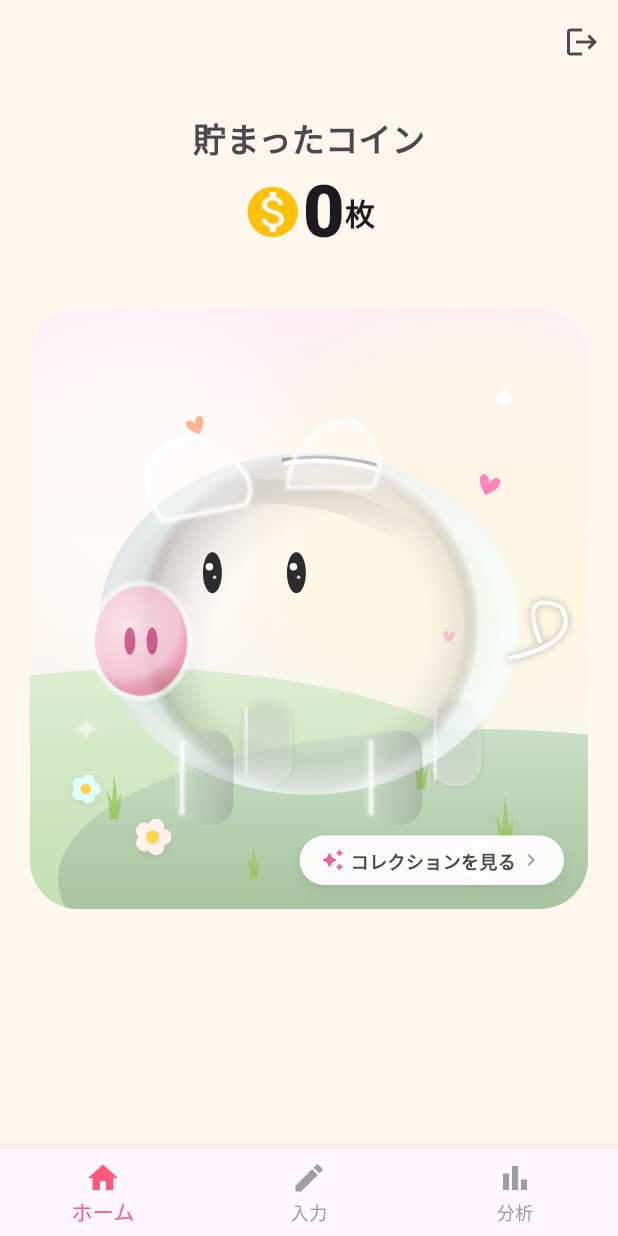
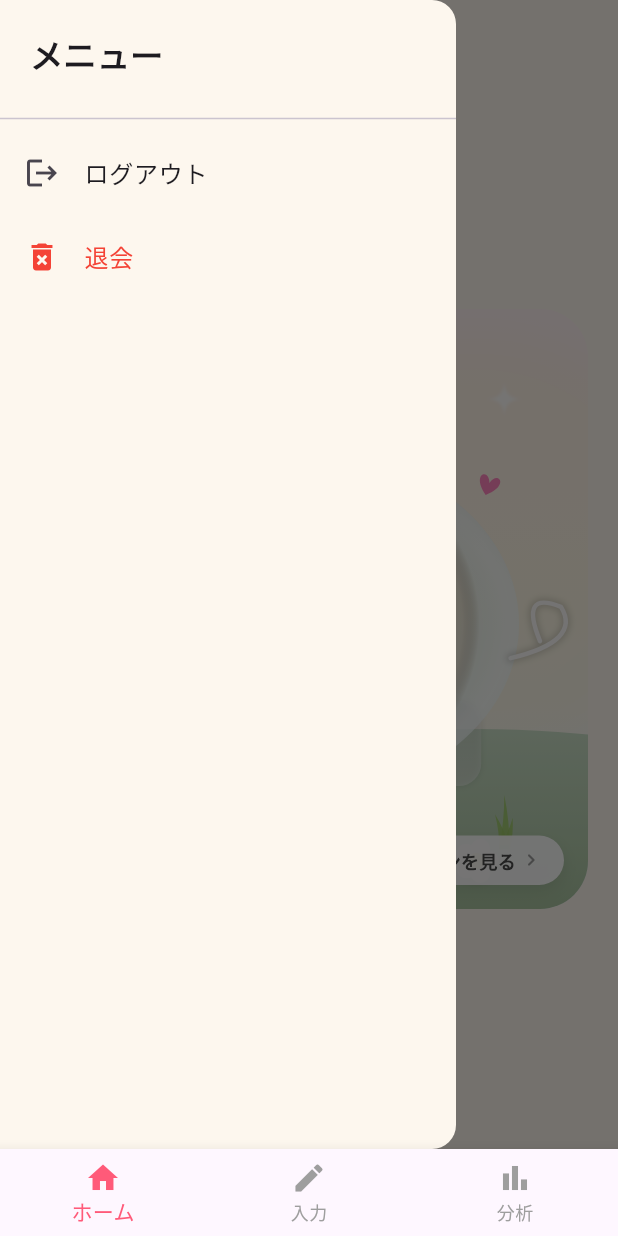
Before and after one commit to yurienamekawa/muds_hackathon_vol3, a Flutter app: the screen it shows once a user with an empty profile is signed in, with the side drawer open (before the commit the screen has no drawer), on a phone screen of 412 x 824 dp. Run offline on Flutter 3.47's test engine with Material 3 defaults, Android fonts, the phone set to English and light mode, and no system bars; our stand-ins replace flutter_dotenv, google_generative_ai, supabase_flutter; accounts and stored records are empty.

Commit message:
ログイン退会機能追加

```diff
--- a/lib/screens/1_home.dart
+++ b/lib/screens/1_home.dart
@@ -57,18 +57,93 @@ class _HomeScreenState extends State<HomeScreen> {
   @override
   Widget build(BuildContext context) {
     return Scaffold(
+      drawer: Drawer(
+      backgroundColor: const Color(0xFFFDF7EE),
+      child: SafeArea(
+        child: ListView(
+          children: [
+            const Padding(
+              padding: EdgeInsets.all(20),
+              child: Text(
+                "メニュー",
+                style: TextStyle(
+                  fontSize: 22,
+                  fontWeight: FontWeight.bold,
+                ),
+              ),
+            ),
+
+
+
+
+
+            const Divider(),
+
+            ListTile(
+              leading: const Icon(Icons.logout),
+              title: const Text("ログアウト"),
+              onTap: () async {
+                await Supabase.instance.client.auth.signOut();
+              },
+            ),
+
+            ListTile(
+              leading: const Icon(
+                Icons.delete_forever,
+                color: Colors.red,
+              ),
+              title: const Text(
+                "退会",
+                style: TextStyle(color: Colors.red),
+              ),
+              onTap: () async {
+                final confirmed = await showDialog<bool>(
+                  context: context,
+                  builder: (context) => AlertDialog(
+                    title: const Text("退会しますか？"),
+                    content: const Text(
+                      "アカウントと全てのデータが削除されます。",
+                    ),
+                    actions: [
+                      TextButton(
+                        onPressed: () =>
+                            Navigator.pop(context, false),
+                        child: const Text("キャンセル"),
+                      ),
+                      TextButton(
+                        onPressed: () =>
+                            Navigator.pop(context, true),
+                        child: const Text(
+                          "退会する",
+                          style: TextStyle(color: Colors.red),
+                        ),
+                      ),
+                    ],
+                  ),
+                );
+
+                if (confirmed == true) {
+                  try {
+                    await Supabase.instance.client.rpc('delete_user');
+                    await Supabase.instance.client.auth.signOut();
+                  } catch (e) {
+                    debugPrint(e.toString());
+                  }
+                }
+              },
+            ),
+          ],
+        ),
+      ),
+
+    ),
       backgroundColor: const Color(0xFFFDF7EE),
       appBar: AppBar(
         backgroundColor: const Color(0xFFFDF7EE),
         elevation: 0,
-        actions: [
-          IconButton(
-            icon: const Icon(Icons.logout, color: Color(0xFF4A4A4A)),
-            onPressed: () async {
-              await Supabase.instance.client.auth.signOut();
-            },
-          ),
-        ],
+        iconTheme: const IconThemeData(color: Color(0xFF4A4A4A)),
+
+
       ),
       body: SafeArea(
         child: SingleChildScrollView(
@@ -112,10 +187,14 @@ class PiggyBankCard extends StatelessWidget {
   @override
   Widget build(BuildContext context) {
     return GestureDetector(
+      // 1_home.dart の退会ボタンの onTap を以下のようにします
+      // 1_home.dart の退会ボタンの onTap をこれに差し替えてください
       onTap: () {
         Navigator.push(
           context,
-          MaterialPageRoute(builder: (context) => const CollectionScreen()),
+          MaterialPageRoute(
+            builder: (_) => const CollectionScreen(),
+          ),
         );
       },
       child: Container(
@@ -148,6 +227,15 @@ class PiggyBankCard extends StatelessWidget {
                   Positioned(
                     right: 16,
                     bottom: 16,
+                    child: GestureDetector(
+                      onTap: () {
+                        Navigator.push(
+                          context,
+                          MaterialPageRoute(
+                            builder: (_) => const CollectionScreen(),
+                          ),
+                        );
+                      },
                       child: Container(
                         padding: const EdgeInsets.symmetric(
                           horizontal: 14,
@@ -188,6 +276,7 @@ class PiggyBankCard extends StatelessWidget {
                               size: 16,
                             ),
                           ],
+                        ),
                       ),
                     ),
                   ),
```
Lines whose indentation alone changed are shown as unchanged.
